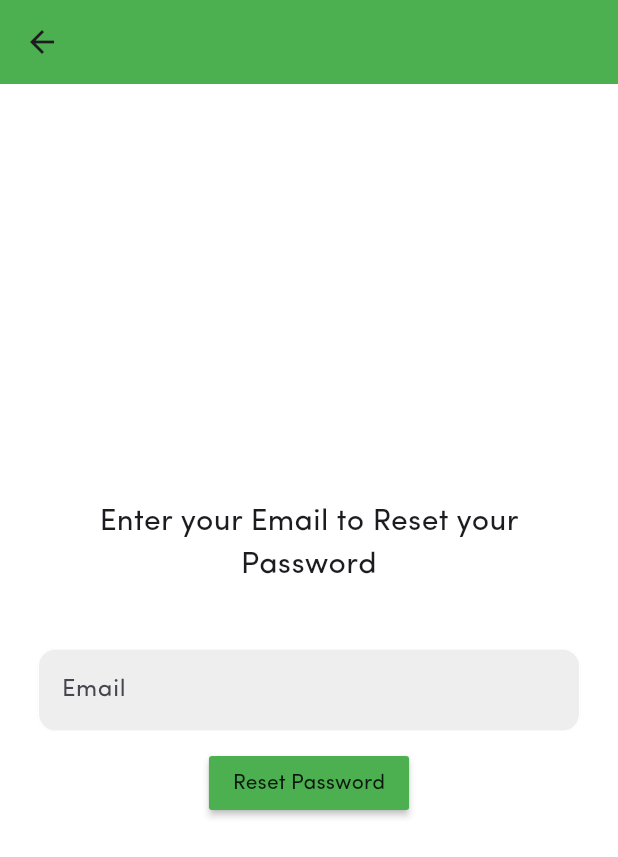
After one commit to zeenalbhalodiya/PetApp, a Flutter app: the screen it shows after launch, after a tap on "Forgot Password ?", on a phone screen of 412 x 824 dp. The commit adds this screen. Shown: the top 857 px of the screen. Run offline on Flutter 3.47's test engine with Material 3 defaults, Android fonts, the phone set to English and light mode, and no system bars; our stand-ins replace cached_network_image, cloud_firestore, connectivity, dio, firebase_auth, firebase_core and 9 more; missing offline and left inert: dio_http_cache; accounts and stored records are empty; network calls fail; project files that could hold a hidden picture were left out.

Commit message:
forget password and loader

```diff
--- a/lib/controller/authController.dart
+++ b/lib/controller/authController.dart
@@ -1,11 +1,9 @@
+import 'package:cloud_firestore/cloud_firestore.dart';
 import 'package:firebase_auth/firebase_auth.dart';
 import 'package:flutter/material.dart';
 import 'package:get/get.dart';
 import 'package:google_sign_in/google_sign_in.dart';
-import 'package:pet/components/global_singlton.dart';
 import 'package:pet/controller/model/users_model.dart';
-import 'package:pet/utils/repository/network_repository.dart';
-
 import '../components/colors.dart';
 import '../components/common_methos.dart';
 import '../pages/home_screen.dart';
@@ -19,6 +17,40 @@ class AuthController extends GetxController {
   final FirebaseAuth _auth = FirebaseAuth.instance;
   final GoogleSignIn googleSignIn = GoogleSignIn();
   final userRepo = Get.put(UserRepository());
+
+  Future<void> updatePasswordInFirestore(String email, String newPassword) async {
+    try {
+      // Get the reference to the user document in Firestore
+      var userDoc = FirebaseFirestore.instance.collection('users').doc(email);
+
+      // Update the password field in Firestore
+      await userDoc.update({'password': newPassword});
+
+      print('Password updated in Firestore for $email');
+    } catch (e) {
+      print('Error updating password in Firestore: $e');
+    }
+  }
+
+  Future<void> passwordReset(String email) async {
+    try {
+      // Reset password using Firebase Authentication
+      await FirebaseAuth.instance.sendPasswordResetEmail(email: email);
+
+      // Call the function to update the password in Firestore
+      await updatePasswordInFirestore(email, 'new_password');
+
+      // Show success dialog or navigate to appropriate screen
+      // ...
+
+    } on FirebaseAuthException catch (e) {
+      // Handle Firebase Authentication exceptions
+      print(e);
+
+      // Show error dialog or handle the error as needed
+      // ...
+    }
+  }
 
   Future clearForm() async {
     emailController.clear();
--- a/lib/controller/data_controller.dart
+++ b/lib/controller/data_controller.dart
@@ -1,5 +1,4 @@
 import 'dart:developer';
-
 import 'package:cloud_firestore/cloud_firestore.dart';
 import 'package:get/get.dart';
 
--- a/lib/controller/repository/user_repository.dart
+++ b/lib/controller/repository/user_repository.dart
@@ -5,6 +5,7 @@ import 'package:get/get.dart';
 import 'package:pet/components/colors.dart';
 import 'package:pet/controller/model/users_model.dart';
 import 'package:pet/controller/repository/user_repository.dart';
+import 'package:firebase_auth/firebase_auth.dart';
 
 class Userrepository extends GetxController {
   static Userrepository get instance => Get.find();
@@ -29,4 +30,5 @@ class Userrepository extends GetxController {
       print(error.toString());
     });
   }
+
 }
--- /dev/null
+++ b/lib/pages/forgot_password.dart
@@ -0,0 +1,91 @@
+import 'package:firebase_auth/firebase_auth.dart';
+import 'package:flutter/material.dart';
+
+class forgot_password extends StatefulWidget {
+  const forgot_password({Key? key});
+
+  @override
+  State<forgot_password> createState() => _forgot_passwordState();
+}
+
+class _forgot_passwordState extends State<forgot_password> {
+
+  final _emailController =TextEditingController();
+  @override
+  void dispose() {
+    _emailController.dispose();
+    super.dispose();
+  }
+
+  Future passwordReset() async{
+    try{
+      await FirebaseAuth.instance
+          .sendPasswordResetEmail(email: _emailController.text.trim());
+      showDialog(context: context, builder: (context){
+        return AlertDialog(
+          content: Text('Check Your Email Id and Reset Your Password'),
+        );
+      },
+      );
+    } on FirebaseAuthException catch(e){
+      print(e);
+        showDialog(context: context, builder: (context){
+          return AlertDialog(
+            content: Text(e.message.toString()),
+          );
+        },
+        );
+    }
+  }
+  @override
+  Widget build(BuildContext context) {
+    return Scaffold(
+      appBar: AppBar(
+        backgroundColor: Colors.green,
+        elevation: 0,
+      ),
+      body: Column(
+        mainAxisAlignment: MainAxisAlignment.center,
+        children: [
+          Padding(
+              padding: const EdgeInsets.symmetric(horizontal: 25.0),
+            child: Text(
+              'Enter your Email to Reset your Password',
+              textAlign: TextAlign.center,
+              style: TextStyle(fontSize: 20),
+            ),
+          ),
+
+          SizedBox(height: 40),
+
+          //email
+
+          Padding(padding: const EdgeInsets.symmetric(horizontal: 25.0),
+          child: TextField(
+            controller: _emailController,
+            decoration: InputDecoration(
+              enabledBorder: OutlineInputBorder(
+                borderSide: BorderSide(color: Colors.white),
+                borderRadius: BorderRadius.circular(12),
+              ),
+              focusedBorder: OutlineInputBorder(
+                borderSide: BorderSide(color: Colors.green),
+                borderRadius: BorderRadius.circular(12),
+              ),
+              hintText: 'Email',
+              fillColor: Colors.grey[200],
+                filled: true,
+            ),
+          ),
+          ),
+          SizedBox(height: 10),
+          MaterialButton(
+            onPressed: passwordReset,
+            child: Text('Reset Password'),
+            color: Colors.green,
+          ),
+        ],
+      )
+    );
+  }
+}
--- a/lib/pages/login_screen.dart
+++ b/lib/pages/login_screen.dart
@@ -8,15 +8,14 @@ import 'package:pet/controller/authController.dart';
 import 'package:pet/pages/create_account_screen.dart';
 import 'package:pet/widget/auth_title_widget.dart';
 import 'package:pet/widget/text_widgets/input_text_field_widget.dart';
-
 import '../components/colors.dart';
 import '../components/common_methos.dart';
 import '../components/static_decoration.dart';
 import '../widget/shadow_container_widget.dart';
+import 'forgot_password.dart';
 
 class LoginScreen extends StatefulWidget {
   const LoginScreen({Key? key}) : super(key: key);
-
   @override
   State<LoginScreen> createState() => _LoginScreenState();
 }
@@ -60,7 +59,7 @@ class _LoginScreenState extends State<LoginScreen> {
                     // validator: CommonMethod().passwordValidator,
                     hintText: "Password",
                   ),
-                  customHeight(50),
+                  customHeight(40),
                   // appButton("Forgot password?", onTap: () {
                   //   Get.to(() => const ForgetPasswordScreen());
                   // }),
@@ -82,6 +81,29 @@ class _LoginScreenState extends State<LoginScreen> {
                       }
                     },
                     title: "Log in",
+                  ),
+                  SizedBox(height: 10),
+                  Padding(
+                    padding: const EdgeInsets.symmetric(horizontal: 25.0),
+                    child: Row(
+                      mainAxisAlignment: MainAxisAlignment.end,
+                      children: [
+                        GestureDetector(
+                          onTap: (){
+                            Navigator.push(context, MaterialPageRoute(builder: (context) {
+                              return forgot_password();
+                            },),);
+                  },
+                          child: Text(
+                              'Forgot Password ?',
+                            style: TextStyle(
+                              fontWeight: FontWeight.bold,
+                              color: Colors.green,
+                            ),
+                          ),
+                        ),
+                      ],
+                    ),
                   ),
                   customHeight(25),
                   const OrWidget(),
--- a/pubspec.yaml
+++ b/pubspec.yaml
@@ -52,6 +52,7 @@ dependencies:
   firebase_auth: ^4.16.0
   image_picker: ^1.0.7
   firebase_storage: ^11.6.0
+  image: ^3.0.1
 
 
 dev_dependencies:
```
Also changed, not shown: lib/configuration/configuration.dart (+30 -32 lines), lib/pages/home_screen.dart (+6 -14 lines), lib/pages/pet_add.dart (+46 -14 lines), assets/images/png/cat.jpeg (added), assets/images/png/dog.jpeg (added), pubspec.lock.
